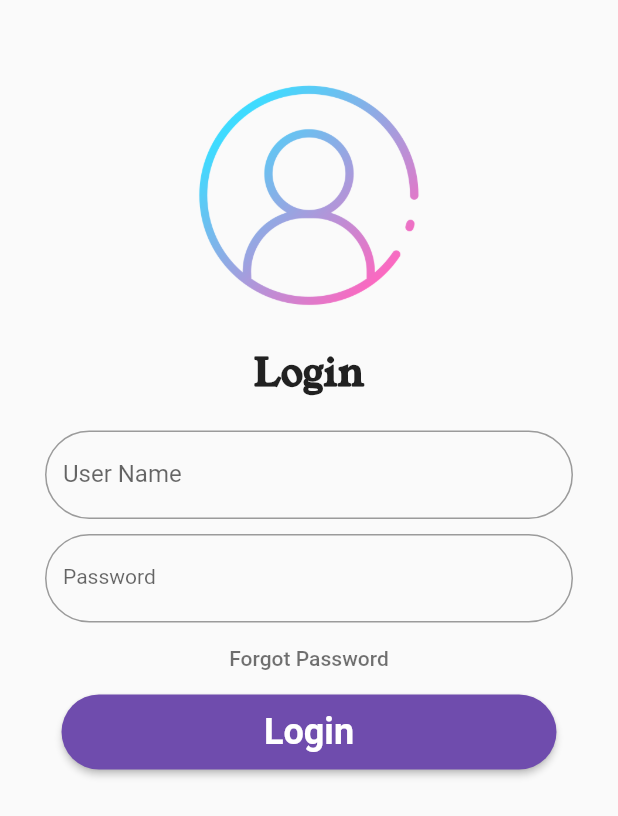
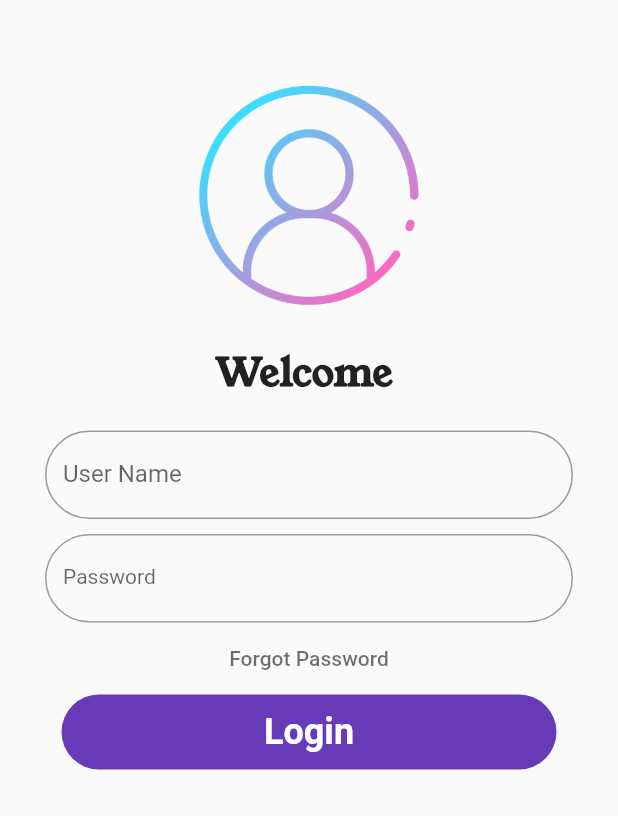
Before and after one commit to talhasiddique7/30_days_of_flutter, a Flutter app: the screen it shows after launch, on a phone screen of 412 x 824 dp. Shown: the top 816 px of the screen. Run offline on Flutter 3.47's test engine with Material 2 defaults, Android fonts, the phone set to English and light mode, and no system bars.

Commit message:
done day 6

```diff
--- a/lib/pages/home_page.dart
+++ b/lib/pages/home_page.dart
@@ -3,7 +3,7 @@ import 'package:flutter/material.dart';
 class HomePage extends StatelessWidget {
   @override
   Widget build(BuildContext context) {
-    //(DAY-5)singlechildscrollview and navigator
+
 
     String name = 'PROFESSOR'; //hold string
     return MaterialApp(
--- a/lib/pages/login_page.dart
+++ b/lib/pages/login_page.dart
@@ -1,10 +1,19 @@
-//DAY 5
+//DAY 6
+//Stateless and stateful widget
+
 import 'package:days_30_flutter/pages/home_page.dart';
 import 'package:days_30_flutter/utilities/routes.dart';
 import 'package:flutter/material.dart';
 
-class LoginPage extends StatelessWidget {
+class LoginPage extends StatefulWidget {
   @override
+  State<LoginPage> createState() => _LoginPageState();
+}
+
+class _LoginPageState extends State<LoginPage> {
+  @override
+  String name = '';
+  bool changebutton = false;
   Widget build(BuildContext context) {
     return Material(
       child: Padding(
@@ -18,7 +27,7 @@ class LoginPage extends StatelessWidget {
                   width: 200,
                 ),
                 Text(
-                  "Login",
+                  "Welcome $name",
                   style: TextStyle(
                       fontFamily: "Young serif",
                       fontSize: 26,
@@ -36,6 +45,11 @@ class LoginPage extends StatelessWidget {
                       borderRadius: BorderRadius.circular(40.0),
                     ),
                   ),
+                  onChanged: (value) {
+                    setState(() {
+                      name = value;
+                    });
+                  },
                 ),
                 SizedBox(
                   height: 10,
@@ -69,21 +83,46 @@ class LoginPage extends StatelessWidget {
                         color: const Color.fromARGB(143, 0, 0, 0),
                       ),
                     )),
-                ElevatedButton(
-                    style: ElevatedButton.styleFrom(
-                      minimumSize: Size(330, 50),
-                      shape: RoundedRectangleBorder(
-                          borderRadius: BorderRadius.circular(40.0)),
-                      backgroundColor: const Color.fromARGB(255, 111, 76, 173),
+                InkWell(
+                  onTap: () {
+                    //Navigator.pushNamed(context, MyRoutes.HomeRoute);
+                    setState(() {
+                      changebutton = true;
+                    });
+                  },
+                  child: Container(
+                    width: changebutton?50:330,
+                    height: 50,
+                    alignment: Alignment.center,
+                    child: changebutton?Icon(Icons.done):Text(
+                      'Login',
+                      style: TextStyle(
+                          fontSize: 24,
+                          fontWeight: FontWeight.bold,
+                          color: Colors.white),
                     ),
-                    onPressed: () {
-                      Navigator.pushNamed(context, MyRoutes.HomeRoute);
-                    },
-                    child: Text(
-                      'Login',
-                      style:
-                          TextStyle(fontSize: 24, fontWeight: FontWeight.bold),
-                    ))
+                    decoration: BoxDecoration(
+                      borderRadius: BorderRadius.circular(40.0),
+                      color: Colors.deepPurple,
+                    ),
+                  ),
+                ),
+
+                // ElevatedButton(
+                //     style: ElevatedButton.styleFrom(
+                //       minimumSize: Size(330, 50),
+                //       shape: RoundedRectangleBorder(
+                //           borderRadius: BorderRadius.circular(40.0)),
+                //       backgroundColor: const Color.fromARGB(255, 111, 76, 173),
+                //     ),
+                //     onPressed: () {
+                //       Navigator.pushNamed(context, MyRoutes.HomeRoute);
+                //     },
+                //     child: Text(
+                //       'Login',
+                //       style:
+                //           TextStyle(fontSize: 24, fontWeight: FontWeight.bold),
+                //     ))
               ],
             ),
           );
```
